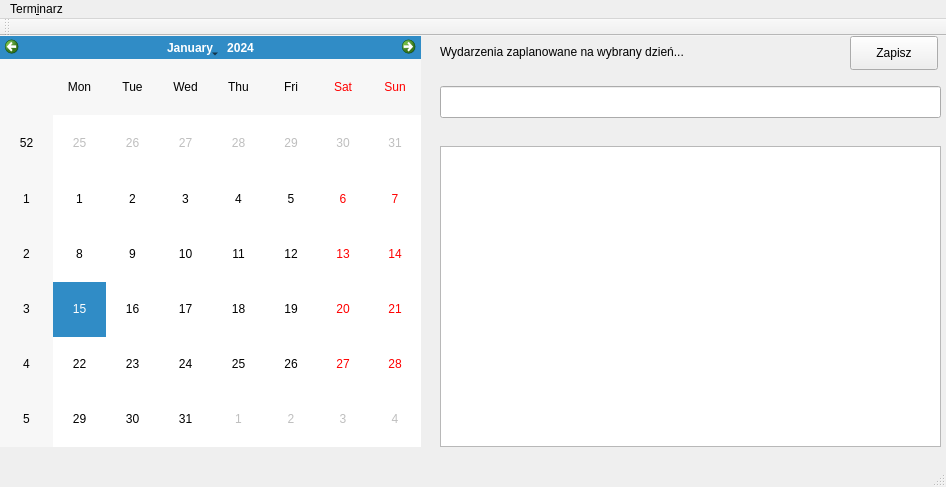
This is terminarz/mainwindow.ui in awojcik64/terminarz as Qt 5 draws it before an edit. The edited form follows.
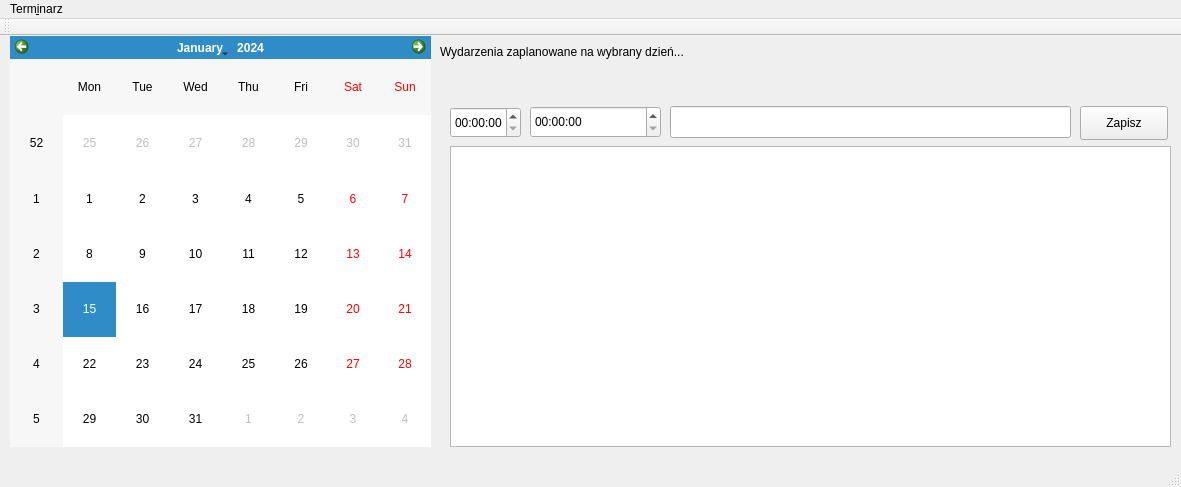
This is the edited form.

Commit message: Okno glowne

```diff
--- a/terminarz/mainwindow.ui
+++ b/terminarz/mainwindow.ui
@@ -6,7 +6,7 @@
    <rect>
     <x>0</x>
     <y>0</y>
-    <width>946</width>
+    <width>1181</width>
     <height>487</height>
    </rect>
   </property>
@@ -17,7 +17,7 @@
    <widget class="QCalendarWidget" name="calendarWidget">
     <property name="geometry">
      <rect>
-      <x>0</x>
+      <x>10</x>
       <y>0</y>
       <width>421</width>
       <height>411</height>
@@ -27,9 +27,9 @@
    <widget class="QColumnView" name="columnView">
     <property name="geometry">
      <rect>
-      <x>440</x>
+      <x>450</x>
       <y>110</y>
-      <width>501</width>
+      <width>721</width>
       <height>301</height>
      </rect>
     </property>
@@ -50,8 +50,8 @@
    <widget class="QPushButton" name="pushButton">
     <property name="geometry">
      <rect>
-      <x>850</x>
-      <y>0</y>
+      <x>1080</x>
+      <y>70</y>
       <width>88</width>
       <height>34</height>
      </rect>
@@ -63,9 +63,35 @@
    <widget class="QLineEdit" name="lineEdit">
     <property name="geometry">
      <rect>
-      <x>440</x>
-      <y>50</y>
-      <width>501</width>
+      <x>670</x>
+      <y>70</y>
+      <width>401</width>
+      <height>32</height>
+     </rect>
+    </property>
+    <property name="inputMethodHints">
+     <set>Qt::ImhNoAutoUppercase|Qt::ImhPreferLatin</set>
+    </property>
+    <property name="text">
+     <string/>
+    </property>
+   </widget>
+   <widget class="QTimeEdit" name="timeEdit">
+    <property name="geometry">
+     <rect>
+      <x>450</x>
+      <y>71</y>
+      <width>71</width>
+      <height>31</height>
+     </rect>
+    </property>
+   </widget>
+   <widget class="QTimeEdit" name="timeEdit_2">
+    <property name="geometry">
+     <rect>
+      <x>530</x>
+      <y>70</y>
+      <width>131</width>
       <height>32</height>
      </rect>
     </property>
@@ -76,7 +102,7 @@
     <rect>
      <x>0</x>
      <y>0</y>
-     <width>946</width>
+     <width>1181</width>
      <height>30</height>
     </rect>
    </property>
```
The commit also changes 1 other file.
